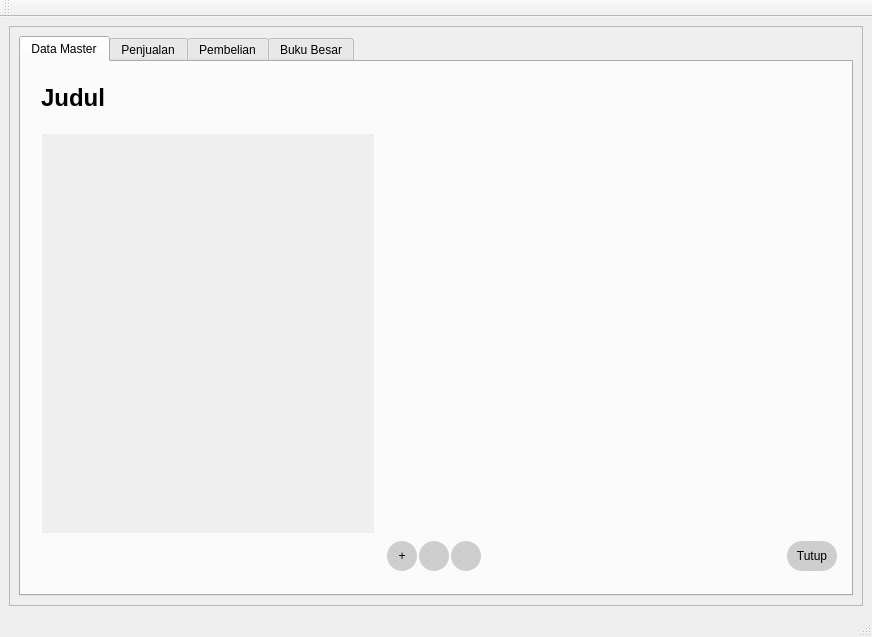
Before: the Qt Designer form GUI.ui in fnugrahendi/petuk.corp, drawn with Qt 5.
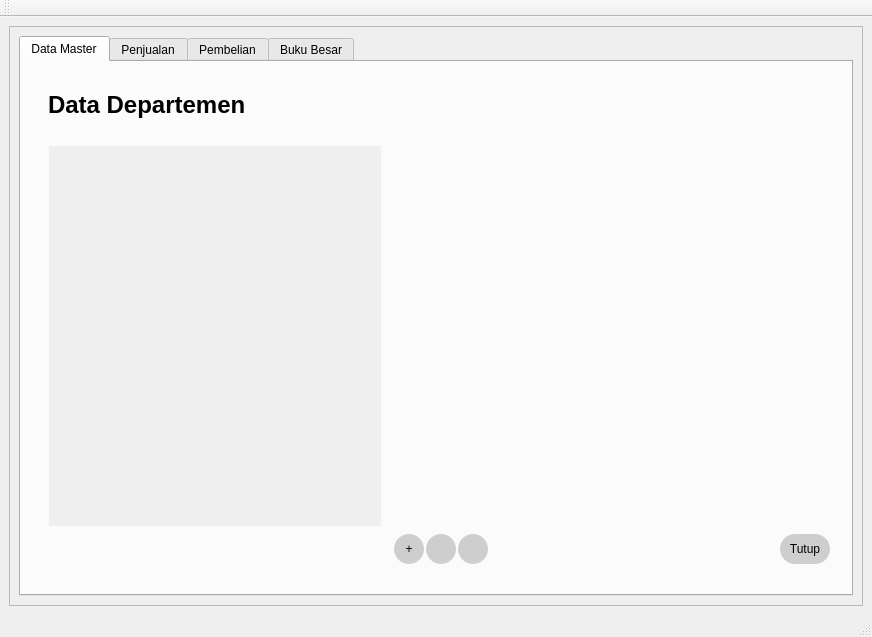
After: the same form once the commit is applied. Icons and pictures are not drawn.

Commit message: partly fullfill my dream to rebuild dataMaster: DataDepartemen has its own room

The edit to the form file:
```diff
--- a/GUI.ui
+++ b/GUI.ui
@@ -67,7 +67,7 @@
 	}</string>
              </property>
              <property name="currentIndex">
-              <number>1</number>
+              <number>9</number>
              </property>
              <widget class="QWidget" name="st_DataMaster_Menu">
               <property name="styleSheet">
@@ -3366,6 +3366,395 @@
                </item>
               </layout>
              </widget>
+             <widget class="QWidget" name="st_DataMaster_DataDepartemen">
+              <layout class="QVBoxLayout" name="verticalLayout_17">
+               <item>
+                <widget class="QFrame" name="fr_DataMaster_DataDepartemen_Ftop">
+                 <property name="sizePolicy">
+                  <sizepolicy hsizetype="Preferred" vsizetype="Maximum">
+                   <horstretch>0</horstretch>
+                   <verstretch>1</verstretch>
+                  </sizepolicy>
+                 </property>
+                 <property name="minimumSize">
+                  <size>
+                   <width>0</width>
+                   <height>50</height>
+                  </size>
+                 </property>
+                 <property name="maximumSize">
+                  <size>
+                   <width>16777215</width>
+                   <height>50</height>
+                  </size>
+                 </property>
+                 <property name="frameShape">
+                  <enum>QFrame::StyledPanel</enum>
+                 </property>
+                 <property name="frameShadow">
+                  <enum>QFrame::Raised</enum>
+                 </property>
+                 <layout class="QVBoxLayout" name="ivl_DataMaster_DataDepartemen_Ftop">
+                  <item>
+                   <widget class="QLabel" name="lb_DataMaster_DataDepartemen_Judul">
+                    <property name="font">
+                     <font>
+                      <pointsize>18</pointsize>
+                      <weight>75</weight>
+                      <bold>true</bold>
+                     </font>
+                    </property>
+                    <property name="text">
+                     <string>Data Departemen</string>
+                    </property>
+                   </widget>
+                  </item>
+                 </layout>
+                </widget>
+               </item>
+               <item>
+                <widget class="QFrame" name="fr_DataMaster_DataDepartemen_Fbody">
+                 <property name="sizePolicy">
+                  <sizepolicy hsizetype="Preferred" vsizetype="Preferred">
+                   <horstretch>0</horstretch>
+                   <verstretch>4</verstretch>
+                  </sizepolicy>
+                 </property>
+                 <property name="frameShape">
+                  <enum>QFrame::StyledPanel</enum>
+                 </property>
+                 <property name="frameShadow">
+                  <enum>QFrame::Raised</enum>
+                 </property>
+                 <layout class="QHBoxLayout" name="ihl_DataMaster_DataDepartemen_Fbody">
+                  <property name="spacing">
+                   <number>2</number>
+                  </property>
+                  <property name="margin">
+                   <number>1</number>
+                  </property>
+                  <item>
+                   <widget class="QFrame" name="fr_DataMaster_DataDepartemen_Fbody_Slist_Container">
+                    <property name="sizePolicy">
+                     <sizepolicy hsizetype="Preferred" vsizetype="Preferred">
+                      <horstretch>1</horstretch>
+                      <verstretch>0</verstretch>
+                     </sizepolicy>
+                    </property>
+                    <property name="minimumSize">
+                     <size>
+                      <width>350</width>
+                      <height>0</height>
+                     </size>
+                    </property>
+                    <property name="maximumSize">
+                     <size>
+                      <width>350</width>
+                      <height>16777215</height>
+                     </size>
+                    </property>
+                    <property name="frameShape">
+                     <enum>QFrame::StyledPanel</enum>
+                    </property>
+                    <property name="frameShadow">
+                     <enum>QFrame::Raised</enum>
+                    </property>
+                    <layout class="QVBoxLayout" name="ivl_fr_DataMaster_DataDepartemen_Fbody_Slist_Container">
+                     <item>
+                      <widget class="QScrollArea" name="sc_DataMaster_DataDepartemen_Fbody_Slist">
+                       <property name="sizePolicy">
+                        <sizepolicy hsizetype="Maximum" vsizetype="Expanding">
+                         <horstretch>1</horstretch>
+                         <verstretch>1</verstretch>
+                        </sizepolicy>
+                       </property>
+                       <property name="minimumSize">
+                        <size>
+                         <width>250</width>
+                         <height>0</height>
+                        </size>
+                       </property>
+                       <property name="maximumSize">
+                        <size>
+                         <width>350</width>
+                         <height>16777215</height>
+                        </size>
+                       </property>
+                       <property name="styleSheet">
+                        <string notr="true">QPushButton{
+	background:#ffffff;
+	color:rgb(20,20,30);
+	padding-top:20px;
+	padding-bottom:20px;
+     border-style: solid;
+     border-width: 1px;
+     border-color: rgb(181, 181, 181);
+}
+QPushButton::hover{
+	background:rgb(50,50,80);
+	color:rgb(200,200,180);
+     border-color: rgb(50,50,80);
+}</string>
+                       </property>
+                       <property name="widgetResizable">
+                        <bool>true</bool>
+                       </property>
+                       <property name="alignment">
+                        <set>Qt::AlignLeading|Qt::AlignLeft|Qt::AlignTop</set>
+                       </property>
+                       <widget class="QWidget" name="scontent_DataMaster_DataDepartemen_Fbody_Slist">
+                        <property name="geometry">
+                         <rect>
+                          <x>0</x>
+                          <y>0</y>
+                          <width>332</width>
+                          <height>362</height>
+                         </rect>
+                        </property>
+                        <property name="styleSheet">
+                         <string notr="true">border-radius:0px;</string>
+                        </property>
+                        <layout class="QVBoxLayout" name="ivl_DataMaster_DataDepartemen_Fbody_Slist">
+                         <property name="spacing">
+                          <number>1</number>
+                         </property>
+                        </layout>
+                       </widget>
+                      </widget>
+                     </item>
+                     <item>
+                      <spacer name="vs_DataMaster_DataDepartemen_Fbody_Slist_Spaser">
+                       <property name="orientation">
+                        <enum>Qt::Vertical</enum>
+                       </property>
+                       <property name="sizeType">
+                        <enum>QSizePolicy::Expanding</enum>
+                       </property>
+                       <property name="sizeHint" stdset="0">
+                        <size>
+                         <width>20</width>
+                         <height>40</height>
+                        </size>
+                       </property>
+                      </spacer>
+                     </item>
+                    </layout>
+                   </widget>
+                  </item>
+                  <item>
+                   <widget class="QFrame" name="fr_DataMaster_DataDepartemen_Fbody_FR">
+                    <property name="sizePolicy">
+                     <sizepolicy hsizetype="Preferred" vsizetype="Preferred">
+                      <horstretch>3</horstretch>
+                      <verstretch>0</verstretch>
+                     </sizepolicy>
+                    </property>
+                    <property name="frameShape">
+                     <enum>QFrame::StyledPanel</enum>
+                    </property>
+                    <property name="frameShadow">
+                     <enum>QFrame::Raised</enum>
+                    </property>
+                    <layout class="QVBoxLayout" name="ivl_DataMaster_DataDepartemen_Fbody_FR">
+                     <property name="spacing">
+                      <number>2</number>
+                     </property>
+                     <property name="margin">
+                      <number>1</number>
+                     </property>
+                     <item>
+                      <widget class="QFrame" name="fr_DataMaster_DataDepartemen_Fbody_FR_Ftop">
+                       <property name="sizePolicy">
+                        <sizepolicy hsizetype="Preferred" vsizetype="Preferred">
+                         <horstretch>0</horstretch>
+                         <verstretch>4</verstretch>
+                        </sizepolicy>
+                       </property>
+                       <property name="styleSheet">
+                        <string notr="true"/>
+                       </property>
+                       <property name="frameShape">
+                        <enum>QFrame::StyledPanel</enum>
+                       </property>
+                       <property name="frameShadow">
+                        <enum>QFrame::Raised</enum>
+                       </property>
+                       <layout class="QGridLayout" name="igr_DataMaster_DataDepartemen_Fbody_FR_Ftop">
+                        <property name="leftMargin">
+                         <number>9</number>
+                        </property>
+                       </layout>
+                      </widget>
+                     </item>
+                     <item>
+                      <widget class="QFrame" name="fr_DataMaster_DataDepartemen_Fbody_FR_Fbot">
+                       <property name="sizePolicy">
+                        <sizepolicy hsizetype="Preferred" vsizetype="Maximum">
+                         <horstretch>0</horstretch>
+                         <verstretch>1</verstretch>
+                        </sizepolicy>
+                       </property>
+                       <property name="minimumSize">
+                        <size>
+                         <width>0</width>
+                         <height>50</height>
+                        </size>
+                       </property>
+                       <property name="maximumSize">
+                        <size>
+                         <width>16777215</width>
+                         <height>50</height>
+                        </size>
+                       </property>
+                       <property name="styleSheet">
+                        <string notr="true">QPushButton{
+	border-radius:15px;
+	background:rgb(206, 206, 206);
+}</string>
+                       </property>
+                       <property name="frameShape">
+                        <enum>QFrame::StyledPanel</enum>
+                       </property>
+                       <property name="frameShadow">
+                        <enum>QFrame::Raised</enum>
+                       </property>
+                       <layout class="QHBoxLayout" name="ihl_DataMaster_DataDepartemen_Fbody_FR_Fbot">
+                        <property name="spacing">
+                         <number>2</number>
+                        </property>
+                        <property name="margin">
+                         <number>1</number>
+                        </property>
+                        <item>
+                         <widget class="QPushButton" name="tb_DataMaster_DataDepartemen_Tambah">
+                          <property name="sizePolicy">
+                           <sizepolicy hsizetype="Maximum" vsizetype="Fixed">
+                            <horstretch>1</horstretch>
+                            <verstretch>0</verstretch>
+                           </sizepolicy>
+                          </property>
+                          <property name="minimumSize">
+                           <size>
+                            <width>30</width>
+                            <height>30</height>
+                           </size>
+                          </property>
+                          <property name="maximumSize">
+                           <size>
+                            <width>30</width>
+                            <height>16777215</height>
+                           </size>
+                          </property>
+                          <property name="text">
+                           <string>+</string>
+                          </property>
+                         </widget>
+                        </item>
+                        <item>
+                         <widget class="QPushButton" name="tb_DataMaster_DataDepartemen_Edit">
+                          <property name="minimumSize">
+                           <size>
+                            <width>30</width>
+                            <height>30</height>
+                           </size>
+                          </property>
+                          <property name="maximumSize">
+                           <size>
+                            <width>30</width>
+                            <height>16777215</height>
+                           </size>
+                          </property>
+                          <property name="styleSheet">
+                           <string notr="true"/>
+                          </property>
+                          <property name="text">
+                           <string/>
+                          </property>
+                          <property name="icon">
+                           <iconset>
+                            <normalon>:/DataMaster/img/edit.png</normalon>
+                           </iconset>
+                          </property>
+                         </widget>
+                        </item>
+                        <item>
+                         <widget class="QPushButton" name="tb_DataMaster_DataDepartemen_Delete">
+                          <property name="minimumSize">
+                           <size>
+                            <width>30</width>
+                            <height>30</height>
+                           </size>
+                          </property>
+                          <property name="maximumSize">
+                           <size>
+                            <width>30</width>
+                            <height>16777215</height>
+                           </size>
+                          </property>
+                          <property name="styleSheet">
+                           <string notr="true"/>
+                          </property>
+                          <property name="text">
+                           <string/>
+                          </property>
+                          <property name="icon">
+                           <iconset resource="DataMaster.qrc">
+                            <normaloff>:/DataMaster/img/del.png</normaloff>:/DataMaster/img/del.png</iconset>
+                          </property>
+                         </widget>
+                        </item>
+                        <item>
+                         <widget class="QFrame" name="fr_DataMaster_DataDepartemen_Fbody_FR_Fbot_Fspace">
+                          <property name="sizePolicy">
+                           <sizepolicy hsizetype="Preferred" vsizetype="Preferred">
+                            <horstretch>3</horstretch>
+                            <verstretch>0</verstretch>
+                           </sizepolicy>
+                          </property>
+                          <property name="frameShape">
+                           <enum>QFrame::StyledPanel</enum>
+                          </property>
+                          <property name="frameShadow">
+                           <enum>QFrame::Raised</enum>
+                          </property>
+                         </widget>
+                        </item>
+                        <item>
+                         <widget class="QPushButton" name="tb_DataMaster_DataDepartemen_Tutup">
+                          <property name="sizePolicy">
+                           <sizepolicy hsizetype="Maximum" vsizetype="Fixed">
+                            <horstretch>1</horstretch>
+                            <verstretch>0</verstretch>
+                           </sizepolicy>
+                          </property>
+                          <property name="minimumSize">
+                           <size>
+                            <width>50</width>
+                            <height>30</height>
+                           </size>
+                          </property>
+                          <property name="maximumSize">
+                           <size>
+                            <width>50</width>
+                            <height>16777215</height>
+                           </size>
+                          </property>
+                          <property name="text">
+                           <string>Tutup</string>
+                          </property>
+                         </widget>
+                        </item>
+                       </layout>
+                      </widget>
+                     </item>
+                    </layout>
+                   </widget>
+                  </item>
+                 </layout>
+                </widget>
+               </item>
+              </layout>
+             </widget>
              <widget class="QWidget" name="st_DataMaster_DataDepartemen_Tambah"/>
             </widget>
            </item>
```
